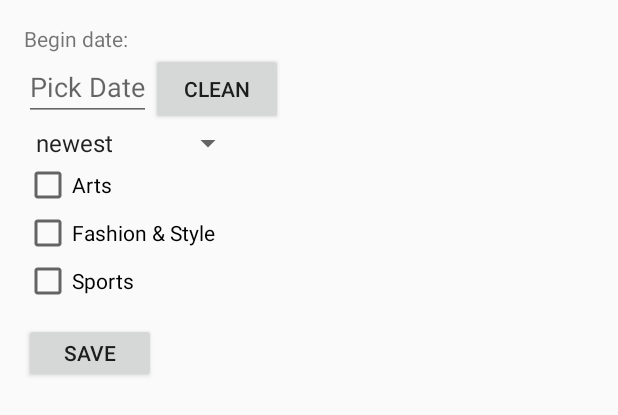
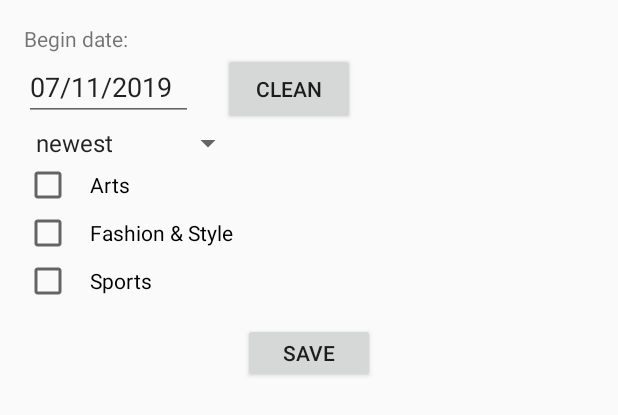
Before and after one commit to ydxb7/FindArticles, an Android app: the layout fragment_setting.xml on its own in the app's theme, with its tools: preview values and no code run, on a phone screen of 412 x 824 dp. Shown: the top 415 px of the screen. Run offline under Robolectric (Android 15) with nearby library versions, the phone set to English and light mode, and no system bars.

Commit message:
add comments

```diff
--- a/app/build.gradle
+++ b/app/build.gradle
@@ -5,7 +5,7 @@ apply plugin: 'realm-android'
 
 android {
     compileSdkVersion 28
-//    buildToolsVersion "29.0.0"
+    buildToolsVersion "29.0.0"
     defaultConfig {
         applicationId "ai.tomorrow.findarticles"
         minSdkVersion 19
@@ -45,12 +45,7 @@ dependencies {
     androidTestImplementation 'androidx.test.ext:junit:1.1.0'
     androidTestImplementation 'androidx.test.espresso:espresso-core:3.1.1'
 
-
     implementation "org.jetbrains.kotlin:kotlin-stdlib-jdk7:$version_kotlin"
-
-    // Room
-//    implementation "androidx.room:room-runtime:$version_room"
-//    kapt "androidx.room:room-compiler:$version_room"
 
     // Architecture components
     implementation "androidx.lifecycle:lifecycle-runtime:$versions_lifecycle"
@@ -77,6 +72,7 @@ dependencies {
     // RecyclerView
     implementation "androidx.recyclerview:recyclerview:$version_recyclerview"
 
+    // http
     implementation "com.loopj.android:android-async-http:1.4.9"
 
     // CardView
@@ -89,5 +85,6 @@ dependencies {
     // preference
     implementation 'com.android.support:preference-v7:28.0.0'
 
+    // DatePicker
     implementation 'com.wdullaer:materialdatetimepicker:4.2.1'
 }
--- a/app/src/main/res/layout/fragment_article_detail.xml
+++ b/app/src/main/res/layout/fragment_article_detail.xml
@@ -14,6 +14,7 @@
             android:layout_height="match_parent"
             app:layout_behavior="@string/appbar_scrolling_view_behavior">
 
+            <!--WebView to display the web page-->
             <WebView
                 android:id="@+id/webview"
                 android:layout_width="match_parent"
--- a/app/src/main/res/layout/fragment_search_news.xml
+++ b/app/src/main/res/layout/fragment_search_news.xml
@@ -34,6 +34,7 @@
 
         </androidx.swiperefreshlayout.widget.SwipeRefreshLayout>
 
+        <!--Loading indicator-->
         <ImageView
             android:id="@+id/status_image"
             android:layout_width="150dp"
@@ -44,6 +45,7 @@
             app:layout_constraintTop_toTopOf="parent"
             app:dataLoadStatus="@{searchViewModel.mStatus}" />
 
+        <!--Text view for empty result-->
         <TextView
             android:layout_width="wrap_content"
             android:layout_height="wrap_content"
--- a/app/src/main/res/layout/fragment_setting.xml
+++ b/app/src/main/res/layout/fragment_setting.xml
@@ -13,23 +13,25 @@
     </data>
 
     <LinearLayout
-        android:layout_width="wrap_content"
-        android:layout_height="wrap_content"
+        android:layout_width="match_parent"
+        android:layout_height="match_parent"
         android:orientation="vertical"
         android:padding="@dimen/space_medium_large">
 
-        <!-- DatePicker Options -->
+        <!--Begin date text view-->
         <TextView
             android:id="@+id/date_textview"
             android:layout_width="wrap_content"
             android:layout_height="wrap_content"
             android:text="@string/begin_date" />
 
+        <!--Date picker -->
         <LinearLayout
             android:layout_width="wrap_content"
             android:layout_height="wrap_content"
             android:orientation="horizontal">
 
+            <!-- DatePicker Options -->
             <EditText
                 android:id="@+id/date_edit_text"
                 android:layout_width="match_parent"
@@ -38,48 +40,59 @@
                 android:editable="false"
                 android:focusable="false"
                 android:focusableInTouchMode="false"
+                tools:text="07/11/2019"
                 android:hint="@string/pick_date"
                 android:onClick="@{() -> viewModel.showDatePickerDialog()}" />
 
+            <!--Clean DatePicker-->
             <Button
                 android:id="@+id/clean_button"
                 android:layout_width="wrap_content"
                 android:layout_height="wrap_content"
+                android:layout_marginLeft="@dimen/space_large"
                 android:text="@string/clean"
                 android:onClick="@{() -> viewModel.onClickCleanButton()}"/>
 
         </LinearLayout>
 
+        <!--Sort type-->
         <androidx.appcompat.widget.AppCompatSpinner
             android:id="@+id/pref_sort_spinner"
             android:layout_width="wrap_content"
             android:layout_height="wrap_content"
             android:entries="@array/sort_array" />
 
+        <!--Article type: Arts-->
         <CheckBox
             android:id="@+id/pref_arts_check_box"
             android:layout_width="wrap_content"
             android:layout_height="wrap_content"
+            android:paddingLeft="@dimen/space_medium"
             android:text="@string/news_desk_values_arts" />
 
+        <!--Article type: Fashion & Style-->
         <CheckBox
             android:id="@+id/pref_fashion_check_box"
             android:layout_width="wrap_content"
             android:layout_height="wrap_content"
+            android:paddingLeft="@dimen/space_medium"
             android:text="@string/news_desk_values_fashion" />
 
+        <!--Article type: Sports-->
         <CheckBox
             android:id="@+id/pref_sports_check_box"
             android:layout_width="wrap_content"
             android:layout_height="wrap_content"
+            android:paddingLeft="@dimen/space_medium"
             android:text="@string/news_desk_values_sports" />
 
-
+        <!--Save preference-->
         <Button
             android:id="@+id/settings_fragment_save_button_id"
             android:layout_width="wrap_content"
             android:layout_height="40dp"
             android:layout_marginTop="@dimen/space_medium"
+            android:layout_gravity="center_horizontal"
             android:onClick="@{() -> viewModel.onClickSavedButton()}"
             android:text="@string/save" />
 
--- a/app/src/main/res/menu/search_articles_menu.xml
+++ b/app/src/main/res/menu/search_articles_menu.xml
@@ -2,6 +2,7 @@
 <menu xmlns:android="http://schemas.android.com/apk/res/android"
     xmlns:app="http://schemas.android.com/apk/res-auto">
 
+    <!--SearchView-->
     <item
         android:id="@+id/action_search"
         android:icon="@drawable/ic_search"
@@ -9,6 +10,7 @@
         app:actionViewClass="androidx.appcompat.widget.SearchView"
         app:showAsAction="ifRoom|collapseActionView" />
 
+    <!--Setting for preference-->
     <item
         android:id="@+id/action_settings"
         android:orderInCategory="2"
--- a/app/src/main/res/values/strings.xml
+++ b/app/src/main/res/values/strings.xml
@@ -19,7 +19,7 @@
     <string name="pref_begin_date_key">pref_begin_date_key</string>
 
     <string name="selected_date">The date you picked will be shown here.</string>
-    <string name="pick_date">Pick Date</string>
+    <string name="pick_date"> \u0020\u0020 Pick Date \u0020\u0020 </string>
     <string name="begin_date">Begin date:</string>
     <string name="clean">clean</string>
     <string name="no_results">No results</string>
```
